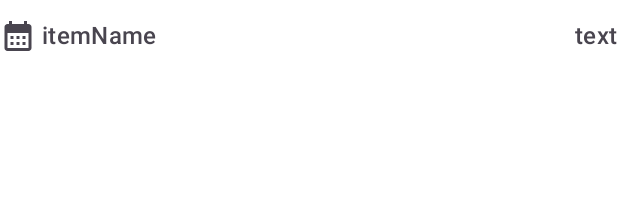
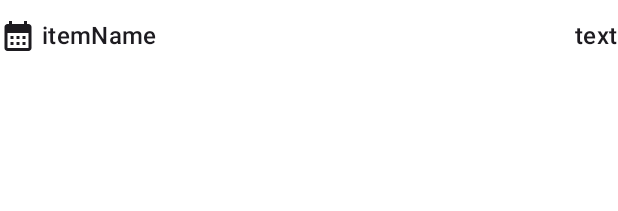
Before and after one commit to LJPB/Yosetsukenai, an Android app built with Jetpack Compose: the @Preview function RowItemWithTextPreview, on a phone screen of 412 x 824 dp. Shown: the top 211 px of the screen. Run offline under Robolectric (Android 15) with nearby library versions, the phone set to English and light mode, and no system bars.

Commit message:
TextとIconの色の変更

```diff
--- a/app/src/main/java/me/ljpb/yosetsukenai/ui/components/RowItem.kt
+++ b/app/src/main/java/me/ljpb/yosetsukenai/ui/components/RowItem.kt
@@ -46,12 +46,12 @@ fun RowItem(
             Icon(
                 imageVector = leadingIcon,
                 contentDescription = null,
-                tint = MaterialTheme.colorScheme.onSurfaceVariant
+                tint = MaterialTheme.colorScheme.onSurface
             )
             Spacer(modifier = Modifier.width(4.dp))
             Text(
                 text = itemName,
-                color = MaterialTheme.colorScheme.onSurfaceVariant,
+                color = MaterialTheme.colorScheme.onSurface,
                 style = MaterialTheme.typography.titleMedium
             )
         }
@@ -77,7 +77,7 @@ fun RowItemWithText(
         item = {
             Text(
                 text = text,
-                color = MaterialTheme.colorScheme.onSurfaceVariant,
+                color = MaterialTheme.colorScheme.onSurface,
                 style = MaterialTheme.typography.titleMedium,
                 maxLines = 1,
                 overflow = TextOverflow.Ellipsis
```
